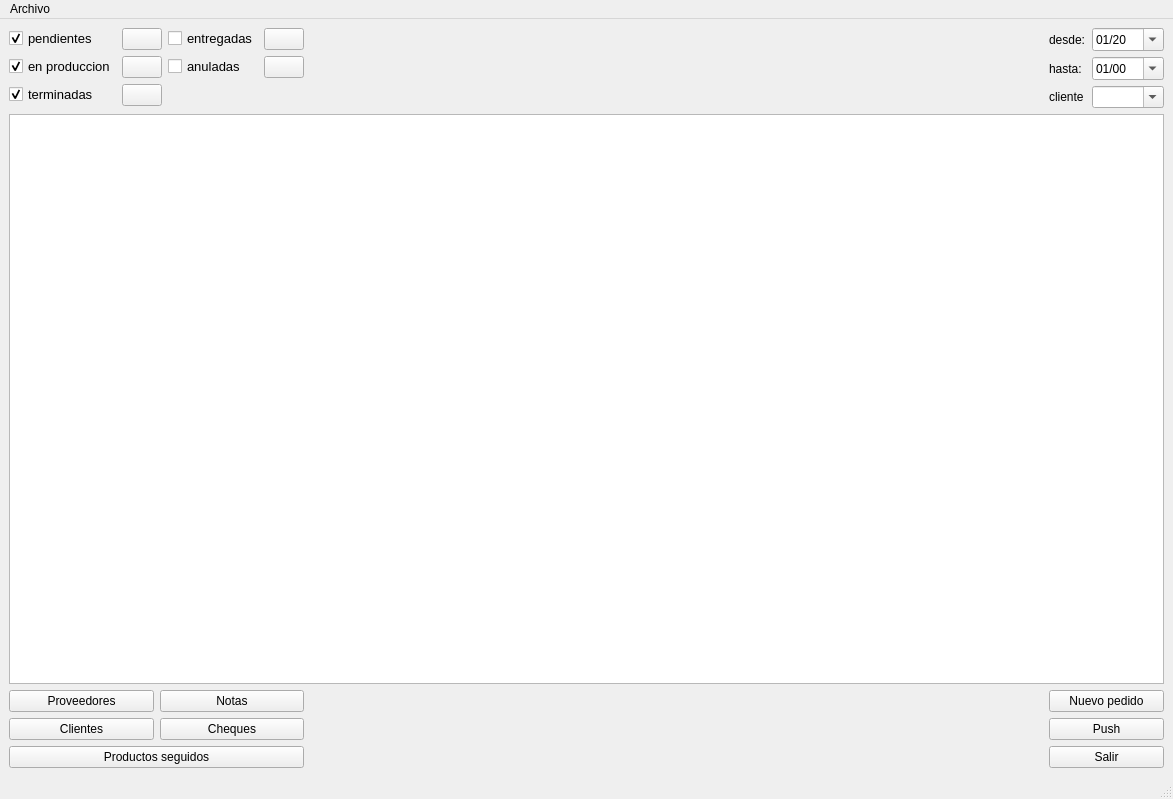
waltermas-gitter/infomesas-gui, file infomesasmain.ui: the form before one commit.
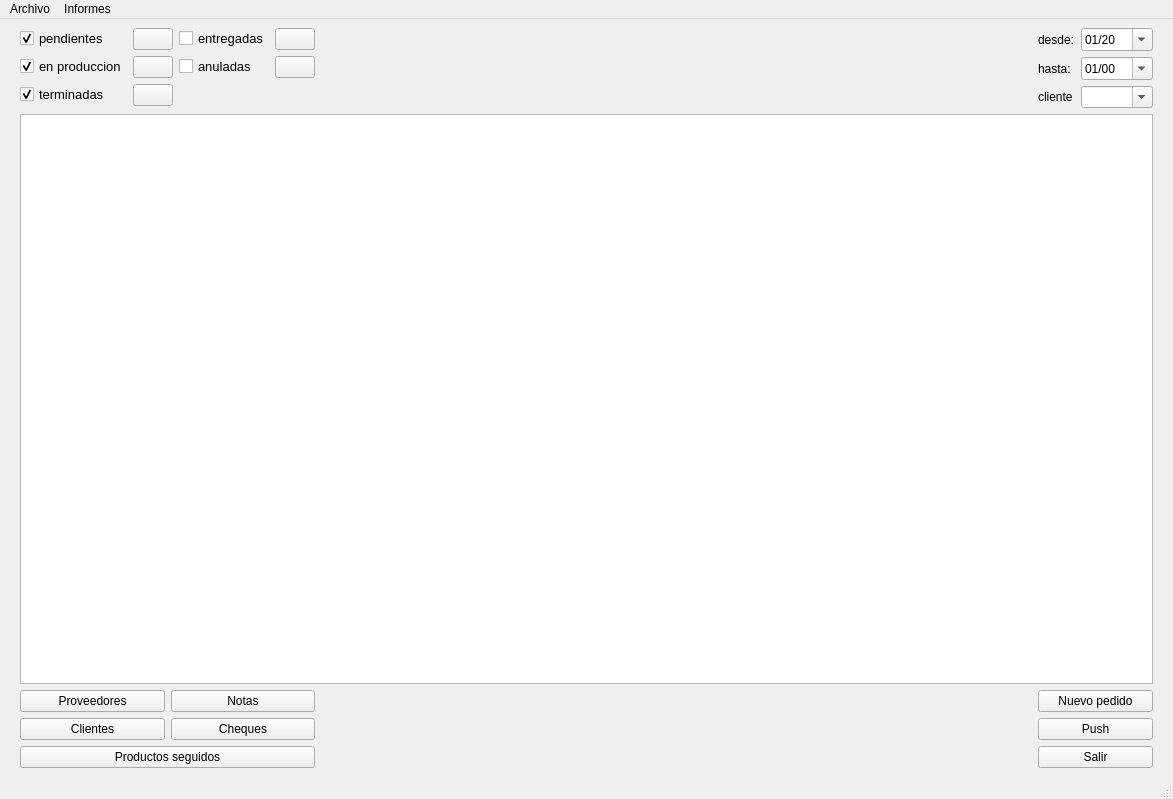
The form after the commit. Icons and pictures are not drawn.

The edit to the form file:
```diff
--- a/infomesasmain.ui
+++ b/infomesasmain.ui
@@ -19,6 +19,12 @@
   </property>
   <widget class="QWidget" name="centralwidget">
    <layout class="QGridLayout" name="gridLayout">
+    <property name="leftMargin">
+     <number>20</number>
+    </property>
+    <property name="rightMargin">
+     <number>20</number>
+    </property>
     <item row="0" column="0">
      <layout class="QFormLayout" name="formLayout_2">
       <item row="0" column="0">
@@ -343,7 +349,14 @@
     </property>
     <addaction name="actionSalir"/>
    </widget>
+   <widget class="QMenu" name="menuInformes">
+    <property name="title">
+     <string>Informes</string>
+    </property>
+    <addaction name="actionImprimirPendientes"/>
+   </widget>
    <addaction name="menuArchivo"/>
+   <addaction name="menuInformes"/>
   </widget>
   <widget class="QStatusBar" name="statusbar"/>
   <action name="actionSalir">
```
Left out of the diff: 5 changed lines with no effect on the pictures.
